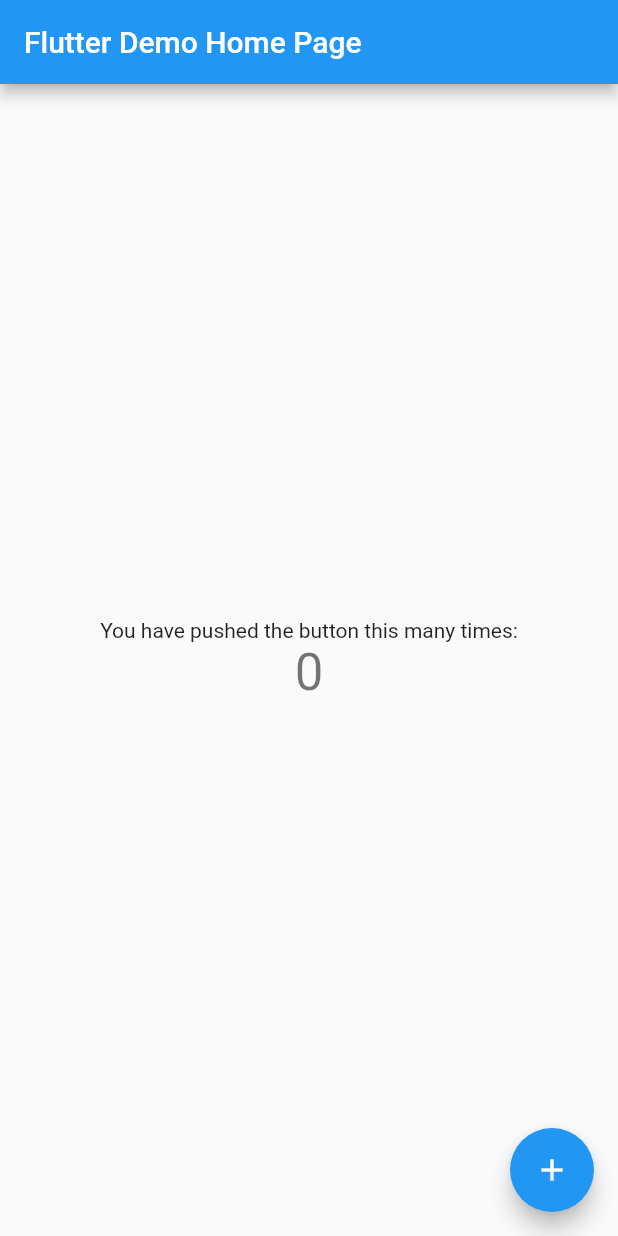
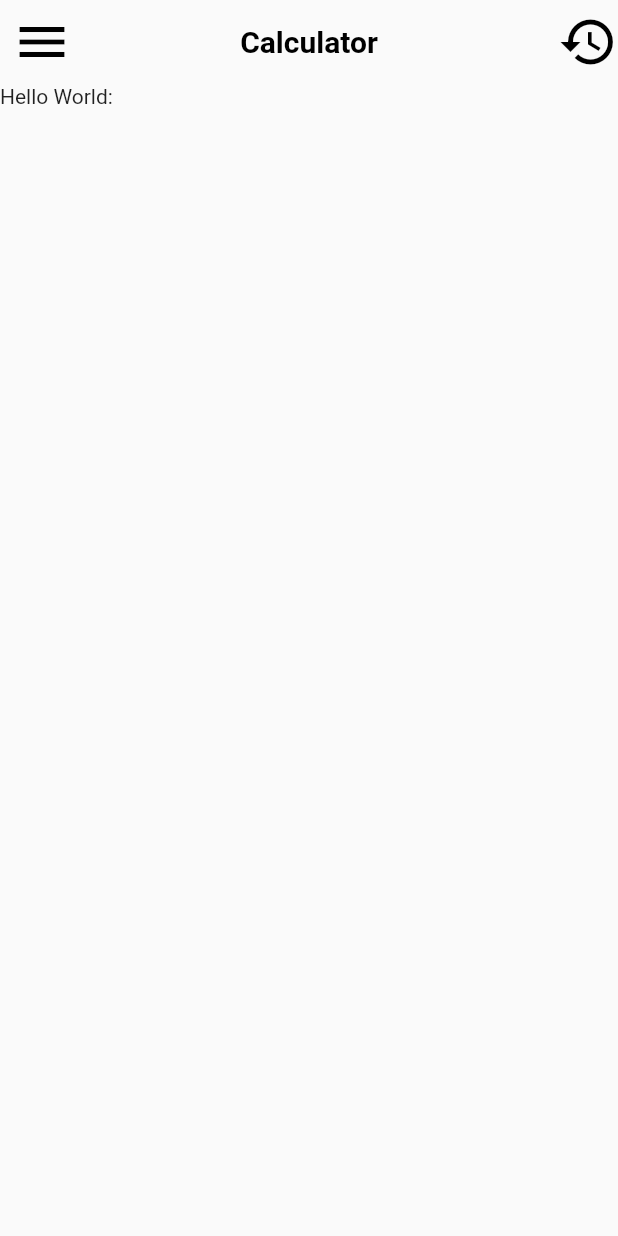
Before and after one commit to tatarmagda/firstapp, a Flutter app: the screen it shows after launch, on a phone screen of 412 x 824 dp. Run offline on Flutter 3.47's test engine with Material 2 defaults, Android fonts, the phone set to English and light mode, and no system bars.

Commit message:
Tworzenie Kalkulator

```diff
--- /dev/null
+++ b/lib/Widgets/text_widget.dart
@@ -0,0 +1,17 @@
+import 'package:flutter/material.dart';
+
+class MyTextWidget extends StatelessWidget {
+  String? text;
+  Color? color;
+
+  MyTextWidget({this.text, this.color});
+
+  @override
+  Widget build(BuildContext context) {
+    return Text(text!,
+        style: const TextStyle(
+          color: Colors.black,
+          fontWeight: FontWeight.bold,
+        ));
+  }
+}
--- a/lib/main.dart
+++ b/lib/main.dart
@@ -1,115 +1,20 @@
 import 'package:flutter/material.dart';
+import 'package:my_first_app/screens/home.dart';
 
 void main() {
-  runApp(const MyApp());
+  runApp(MyApp());
 }
 
 class MyApp extends StatelessWidget {
-  const MyApp({Key? key}) : super(key: key);
-
-
   @override
   Widget build(BuildContext context) {
     return MaterialApp(
+      debugShowCheckedModeBanner: false,
       title: 'Flutter Demo',
       theme: ThemeData(
-
-
-
-
-
-
-
-
-
-        primarySwatch: Colors.blue,
+        primarySwatch: Colors.purple,
       ),
-      home: const MyHomePage(title: 'Flutter Demo Home Page'),
+      home: HomePage(),
     );
   }
 }
-
-class MyHomePage extends StatefulWidget {
-  const MyHomePage({Key? key, required this.title}) : super(key: key);
-
-
-
-
-
-
-
-
-
-
-  final String title;
-
-  @override
-  State<MyHomePage> createState() => _MyHomePageState();
-}
-
-class _MyHomePageState extends State<MyHomePage> {
-  int _counter = 0;
-
-  void _incrementCounter() {
-    setState(() {
-
-
-
-
-
-      _counter++;
-    });
-  }
-
-  @override
-  Widget build(BuildContext context) {
-
-
-
-
-
-
-    return Scaffold(
-      appBar: AppBar(
-
-
-        title: Text(widget.title),
-      ),
-      body: Center(
-
-
-        child: Column(
-
-
-
-
-
-
-
-
-
-
-
-
-
-
-          mainAxisAlignment: MainAxisAlignment.center,
-          children: <Widget>[
-            const Text(
-              'You have pushed the button this many times:',
-            ),
-            Text(
-              '$_counter',
-              style: Theme.of(context).textTheme.headline4,
-            ),
-          ],
-        ),
-      ),
-      floatingActionButton: FloatingActionButton(
-        onPressed: _incrementCounter,
-        tooltip: 'Increment',
-        child: const Icon(Icons.add),
-      ),
-    );
-  }
-}
--- /dev/null
+++ b/lib/screens/home.dart
@@ -0,0 +1,36 @@
+import 'package:flutter/material.dart';
+import 'package:my_first_app/Widgets/text_widget.dart';
+
+class HomePage extends StatelessWidget {
+  const HomePage({Key? key}) : super(key: key);
+
+  @override
+  Widget build(BuildContext context) {
+    return Scaffold(
+      appBar: AppBar(
+        elevation: 0,
+        backgroundColor: Colors.transparent,
+        title: MyTextWidget(
+          color: Colors.black,
+          text: "Calculator",
+        ),
+        centerTitle: true,
+        leading: const Icon(
+          Icons.menu,
+          size: 40.0,
+          color: Colors.black,
+        ),
+        actions: const [
+          Icon(
+            Icons.history,
+            size: 40.0,
+            color: Colors.black,
+          ),
+        ],
+      ),
+      body: Container(
+        child: Text("Hello World:"),
+      ),
+    );
+  }
+}
```
Also changed, not shown: 1 other file.
